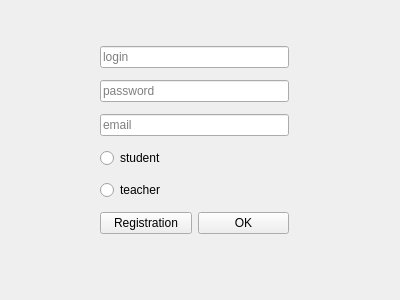
Above: Client and server/ClientAndWindowsInOne/authform.ui from LisaRubanova/no-tre before the change. Below: the same form after it.
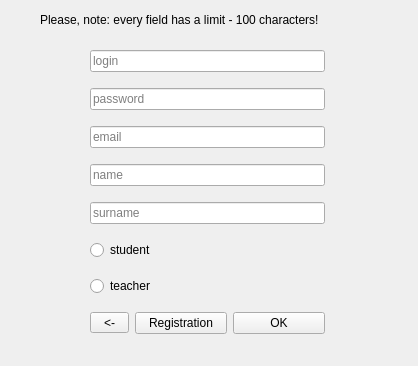
That is the form after the change.

```diff
--- a/Client and server/ClientAndWindowsInOne/authform.ui
+++ b/Client and server/ClientAndWindowsInOne/authform.ui
@@ -6,32 +6,42 @@
    <rect>
     <x>0</x>
     <y>0</y>
-    <width>400</width>
-    <height>300</height>
+    <width>418</width>
+    <height>366</height>
    </rect>
   </property>
   <property name="windowTitle">
    <string>Form</string>
   </property>
-  <widget class="QWidget" name="">
+  <widget class="QWidget" name="layoutWidget">
    <property name="geometry">
     <rect>
-     <x>100</x>
+     <x>90</x>
      <y>40</y>
-     <width>189</width>
-     <height>204</height>
+     <width>235</width>
+     <height>308</height>
     </rect>
    </property>
-   <layout class="QVBoxLayout" name="verticalLayout">
-    <item>
-     <widget class="QLineEdit" name="lineEdit_log">
+   <layout class="QGridLayout" name="gridLayout">
+    <item row="1" column="0">
+     <widget class="QLineEdit" name="lineEdit_1log">
       <property name="placeholderText">
        <string>login</string>
       </property>
      </widget>
     </item>
-    <item>
-     <widget class="QLineEdit" name="lineEdit_pass">
+    <item row="4" column="0">
+     <widget class="QLineEdit" name="lineEdit_4name">
+      <property name="text">
+       <string/>
+      </property>
+      <property name="placeholderText">
+       <string>name</string>
+      </property>
+     </widget>
+    </item>
+    <item row="2" column="0">
+     <widget class="QLineEdit" name="lineEdit_2pass">
       <property name="echoMode">
        <enum>QLineEdit::Password</enum>
       </property>
@@ -40,32 +50,46 @@
       </property>
      </widget>
     </item>
-    <item>
-     <widget class="QLineEdit" name="lineEdit_email">
-      <property name="text">
-       <string/>
-      </property>
-      <property name="placeholderText">
-       <string>email</string>
-      </property>
-     </widget>
-    </item>
-    <item>
+    <item row="6" column="0">
      <widget class="QRadioButton" name="radioButton_student">
       <property name="text">
        <string>student</string>
       </property>
      </widget>
     </item>
-    <item>
+    <item row="3" column="0">
+     <widget class="QLineEdit" name="lineEdit_3email">
+      <property name="text">
+       <string/>
+      </property>
+      <property name="placeholderText">
+       <string>email</string>
+      </property>
+     </widget>
+    </item>
+    <item row="5" column="0">
+     <widget class="QLineEdit" name="lineEdit_5surname">
+      <property name="placeholderText">
+       <string>surname</string>
+      </property>
+     </widget>
+    </item>
+    <item row="7" column="0">
      <widget class="QRadioButton" name="radioButton_teacher">
       <property name="text">
        <string>teacher</string>
       </property>
      </widget>
     </item>
-    <item>
+    <item row="8" column="0">
      <layout class="QHBoxLayout" name="horizontalLayout">
+      <item>
+       <widget class="QToolButton" name="toolButtonback_to_auth">
+        <property name="text">
+         <string>  &lt;-  </string>
+        </property>
+       </widget>
+      </item>
       <item>
        <widget class="QPushButton" name="pushButton_reg">
         <property name="cursor">
@@ -90,6 +114,19 @@
     </item>
    </layout>
   </widget>
+  <widget class="QLabel" name="label_note">
+   <property name="geometry">
+    <rect>
+     <x>40</x>
+     <y>10</y>
+     <width>341</width>
+     <height>20</height>
+    </rect>
+   </property>
+   <property name="text">
+    <string>Please, note: every field has a limit - 100 characters!</string>
+   </property>
+  </widget>
  </widget>
  <resources/>
  <connections/>
```
Left out of the diff: 12 changed lines with no effect on the pictures.
